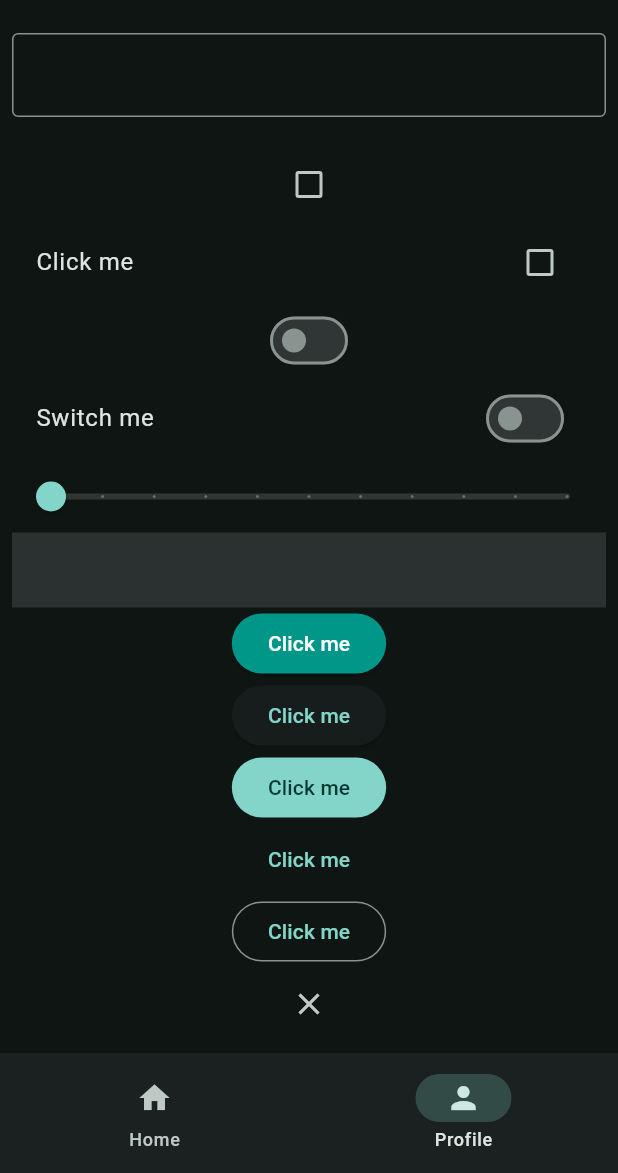
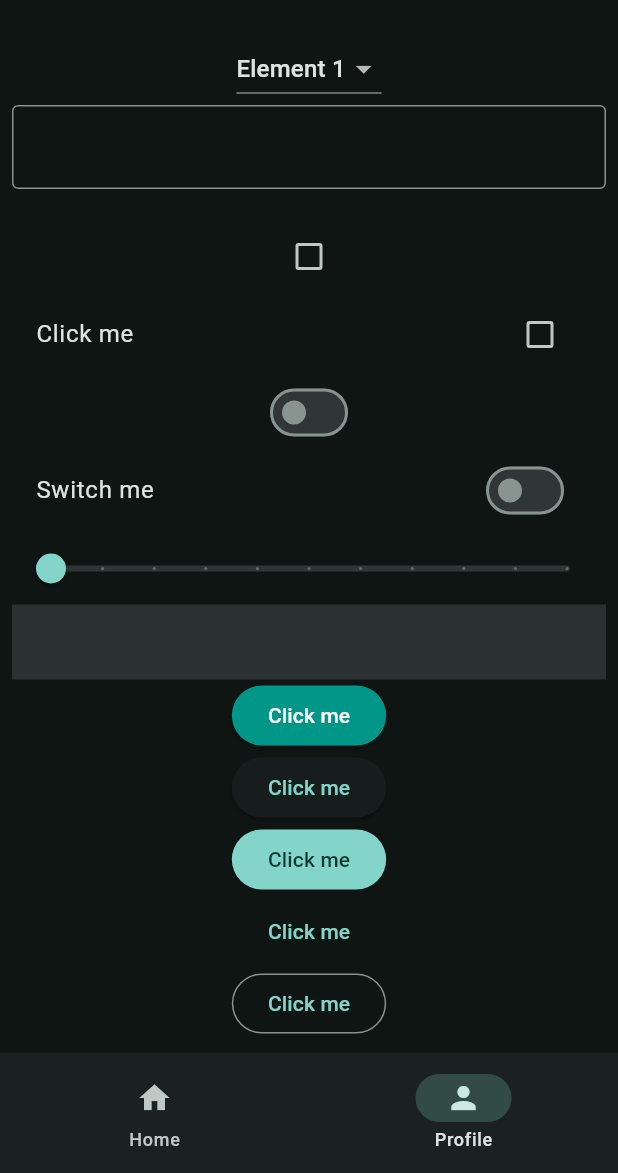
Before and after one commit to IsakBH/niche_app, a Flutter app: the screen it shows after launch, item 2 of the bottom bar chosen, on a phone screen of 412 x 824 dp, the part 63-1236 px from its top. Run offline on Flutter 3.47's test engine with Material 3 defaults, Android fonts, the phone set to English and light mode, and no system bars.

Commit message:
Enda en button! DropdownButton(). Det er en Dropdown meny som har en value (i dette tilfellet variabelen 'menuItem'), og som har en 'items' array som inneholder DropdownMenuItem() widgets. Som med de andre knappene her i Flutter, har vi også den 'onChanged' attributen/argumentet her, som vi har setState()-en vår inni ;)

```diff
--- a/lib/views/pages/profile_page.dart
+++ b/lib/views/pages/profile_page.dart
@@ -12,6 +12,7 @@ class _ProfilePageState extends State<ProfilePage> {
   bool? isChecked = false;
   bool isSwitched = false;
   double sliderValue = 0.0;
+  String? menuItem = 'e1';
   @override
   Widget build(BuildContext context) {
     return SingleChildScrollView(
@@ -19,6 +20,29 @@ class _ProfilePageState extends State<ProfilePage> {
         padding: const EdgeInsets.all(8.0),
         child: Column(
           children: [
+            DropdownButton(
+              value: menuItem,
+              items: [
+                DropdownMenuItem(
+                  value: 'e1',
+                  child: Text('Element 1'),
+                ),
+                DropdownMenuItem(
+                  value: 'e2',
+                  child: Text('Element 2'),
+                ),
+                DropdownMenuItem(
+                  value: 'e3',
+                  child: Text('Element 3'),
+                ),
+              ],
+              onChanged: (String? value) {
+                setState(() {
+                  menuItem = value;
+                });
+              },
+            ),
+
             TextField(
               controller: controller,
               decoration: InputDecoration(border: OutlineInputBorder()),
```
